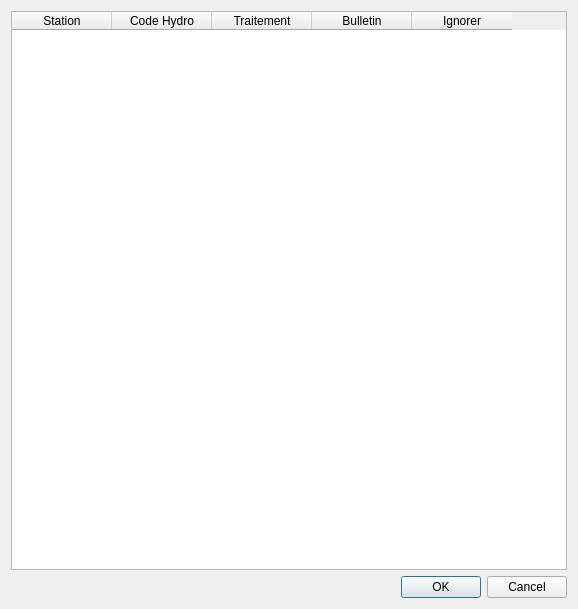
The window that stationselect.ui (Galiroe/GaliHydro) describes before a commit, drawn with Qt 5.
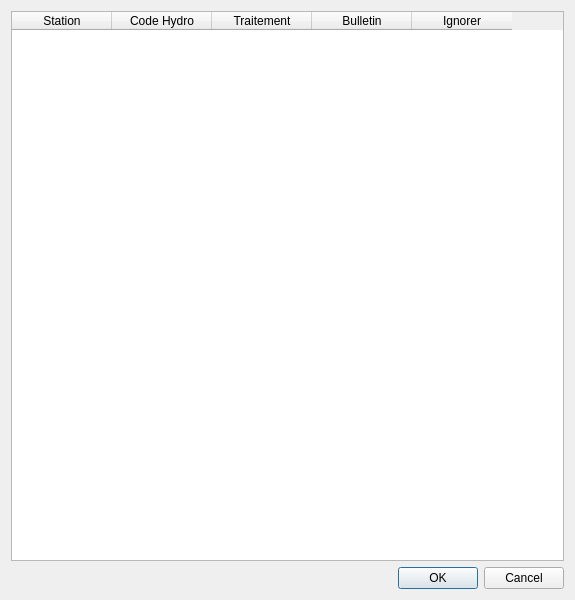
The same window after the commit.

What changed in the file:
```diff
--- a/stationselect.ui
+++ b/stationselect.ui
@@ -9,8 +9,8 @@
    <rect>
     <x>0</x>
     <y>0</y>
-    <width>578</width>
-    <height>609</height>
+    <width>575</width>
+    <height>600</height>
    </rect>
   </property>
   <property name="windowTitle">
@@ -22,6 +22,9 @@
      <property name="enabled">
       <bool>true</bool>
      </property>
+     <property name="sortingEnabled">
+      <bool>true</bool>
+     </property>
      <property name="rowCount">
       <number>0</number>
      </property>
```
